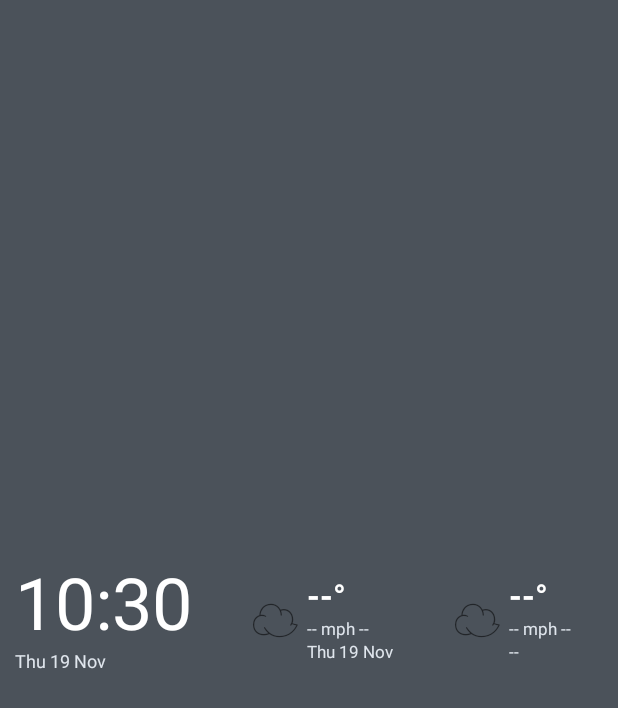
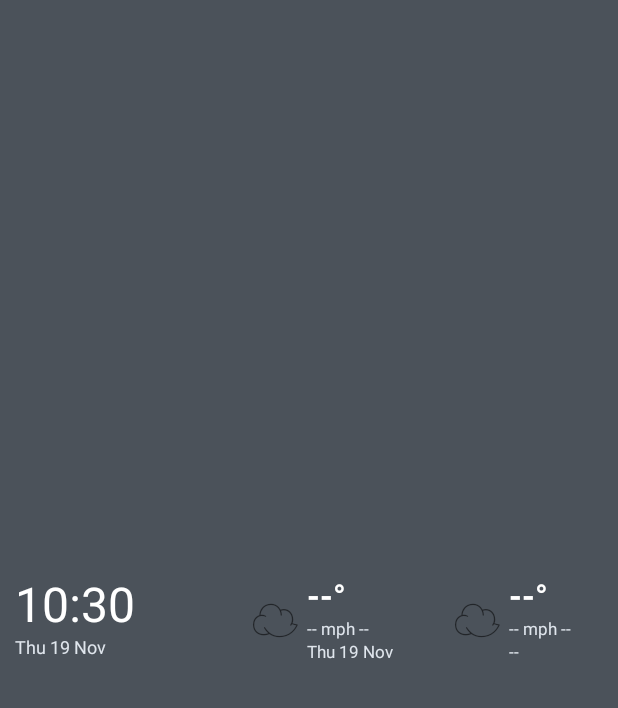
Before and after one commit to PhilColbert/PhilColbert-Barn-Weather-Clock, an Android app: the layout widget_barn_weather.xml on its own in the app's theme, with its tools: preview values and no code run, on a phone screen of 412 x 824 dp. Shown: the top 708 px of the screen. Run offline under Robolectric (Android 15) with nearby library versions, the phone set to English and light mode, and no system bars.

Commit message:
Set widget clock size to 32sp

```diff
--- a/app/src/main/res/layout/widget_barn_weather.xml
+++ b/app/src/main/res/layout/widget_barn_weather.xml
@@ -8,7 +8,7 @@
         android:gravity="center_vertical" android:orientation="vertical" android:paddingEnd="8dp">
         <TextClock android:id="@+id/time_text" android:layout_width="wrap_content" android:layout_height="wrap_content"
             android:format12Hour="h:mm" android:format24Hour="HH:mm" android:textColor="#FFFFFFFF"
-            android:textSize="48sp" android:fontFamily="sans" android:includeFontPadding="false" />
+            android:textSize="32sp" android:fontFamily="sans" android:includeFontPadding="false" />
         <TextClock android:id="@+id/clock_date" android:layout_width="wrap_content" android:layout_height="wrap_content"
             android:format12Hour="EEE d MMM" android:format24Hour="EEE d MMM"
             android:textColor="#FFE0E6ED" android:textSize="12sp" />
```
